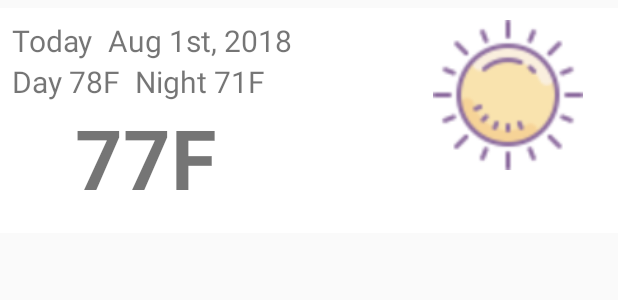
After one commit to mthor1234/PhunWeather, an Android app: the layout forecast_row_item.xml on its own in the app's theme, with its tools: preview values and no code run, on a phone screen of 412 x 824 dp. The commit adds this screen. Shown: the top 300 px of the screen. Run offline under Robolectric (Android 15) with nearby library versions, the phone set to English and light mode, and no system bars.

Commit message:
Added weather icon drawables from icon8.com. Added forecast_row_item.xml

```diff
--- a/app/build.gradle
+++ b/app/build.gradle
@@ -7,7 +7,7 @@ android {
         multiDexEnabled true
         applicationId "async.crash.com.phunweather"
         minSdkVersion 16
-        targetSdkVersion 26
+        targetSdkVersion 27
         versionCode 1
         versionName "1.0"
         testInstrumentationRunner "android.support.test.runner.AndroidJUnitRunner"
--- /dev/null
+++ b/app/src/main/res/layout/forecast_row_item.xml
@@ -0,0 +1,88 @@
+<?xml version="1.0" encoding="utf-8"?>
+<android.support.constraint.ConstraintLayout xmlns:android="http://schemas.android.com/apk/res/android"
+    xmlns:app="http://schemas.android.com/apk/res-auto"
+    android:orientation="horizontal"
+    android:layout_width="match_parent"
+    android:layout_height="150dp"
+    android:layout_marginTop="5dp"
+    android:padding="8dp"
+    android:background="#fff">
+
+
+    <RelativeLayout
+        android:layout_width="match_parent"
+        android:layout_height="130dp">
+
+        <TextView
+            android:id="@+id/tv_dayofweek"
+            android:layout_width="wrap_content"
+            android:layout_height="wrap_content"
+            android:text="Today"
+            android:textSize="20dp" />
+
+        <TextView
+            android:id="@+id/tv_date"
+            android:layout_width="wrap_content"
+            android:layout_height="wrap_content"
+            android:text="Aug 1st, 2018"
+            android:textSize="20dp"
+            android:layout_toRightOf="@id/tv_dayofweek"
+            android:layout_marginLeft="10dp"/>
+
+        <TextView
+            android:id="@+id/tv_daytemp"
+            android:layout_width="wrap_content"
+            android:layout_height="wrap_content"
+            android:text="Day 78F"
+            android:textSize="20dp"
+            android:layout_below="@id/tv_dayofweek" />
+
+        <TextView
+            android:id="@+id/tv_nighttemp"
+            android:layout_width="wrap_content"
+            android:layout_height="wrap_content"
+            android:text="Night 71F"
+            android:textSize="20dp"
+            android:layout_marginLeft="10dp"
+            android:layout_toRightOf="@id/tv_daytemp"
+            android:layout_alignTop="@id/tv_daytemp"/>
+
+        <TextView
+            android:id="@+id/tv_currenttemp"
+            android:layout_width="wrap_content"
+            android:layout_height="wrap_content"
+            android:text="77F"
+            android:textSize="55dp"
+            android:textStyle="bold"
+            android:layout_below="@id/tv_daytemp"
+            android:layout_marginLeft="10dp"
+            android:layout_alignLeft="@id/tv_daytemp"
+            android:layout_alignRight="@id/tv_nighttemp"
+            android:textAlignment="center"/>
+
+
+    </RelativeLayout>
+
+
+    <ImageView
+        android:layout_width="100dp"
+        android:layout_height="100dp"
+        android:background="@drawable/sun_64"
+        android:id="@+id/forecast_iv_thumbnail"
+        app:layout_constraintEnd_toEndOf="parent"
+        app:layout_constraintTop_toTopOf="parent"
+        android:layout_marginRight="15dp"/>
+
+    <TextView
+        android:id="@+id/tv_weather_description"
+        android:layout_width="wrap_content"
+        android:layout_height="wrap_content"
+        android:text="Sunny"
+        android:textSize="25dp"
+        app:layout_constraintLeft_toRightOf="@id/forecast_iv_thumbnail"
+        app:layout_constraintRight_toLeftOf="@id/forecast_iv_thumbnail"
+        app:layout_constraintTop_toBottomOf="@id/forecast_iv_thumbnail"/>
+
+
+
+</android.support.constraint.ConstraintLayout>
--- a/app/src/main/res/values/colors.xml
+++ b/app/src/main/res/values/colors.xml
@@ -1,6 +1,6 @@
 <?xml version="1.0" encoding="utf-8"?>
 <resources>
-    <color name="colorPrimary">#3F51B5</color>
-    <color name="colorPrimaryDark">#303F9F</color>
+    <color name="colorPrimary">#00aff0</color>
+    <color name="colorPrimaryDark">#097fb2</color>
     <color name="colorAccent">#FF4081</color>
 </resources>
--- a/build.gradle
+++ b/build.gradle
@@ -3,6 +3,7 @@
 buildscript {
 
     repositories {
+        mavenCentral()
         google()
         jcenter()
     }
```
Also changed, not shown: app/src/main/java/async/crash/com/phunweather/Models/Model_Forecast.java (added, +101 -0 lines), app/src/main/res/drawable/clouds_64.png (added), app/src/main/res/drawable/night_64.png (added), app/src/main/res/drawable/partly_cloudy_day_64.png (added), app/src/main/res/drawable/rain_64.png (added), app/src/main/res/drawable/snow_64.png (added), app/src/main/res/drawable/storm_64.png (added), app/src/main/res/drawable/sun_64.png (added), app/src/main/res/drawable/windy_weather_64.png (added).
